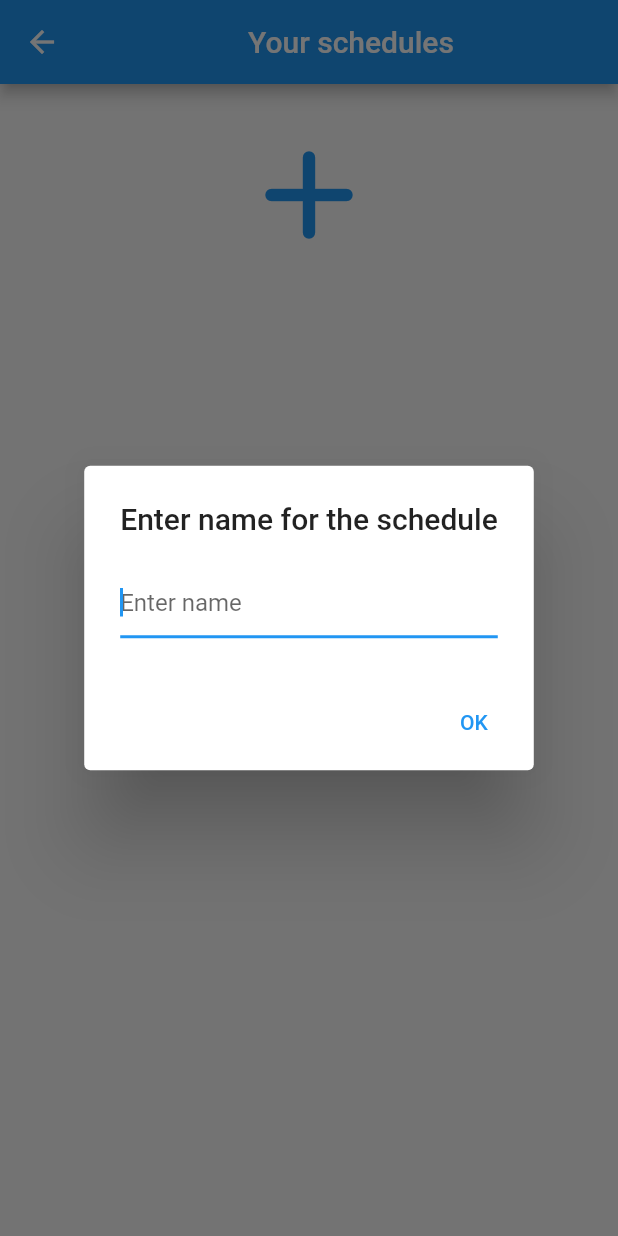
After one commit to SergeyLys/coach, a Flutter app: the ScheduleList screen opened by its route, after a tap on the "add" icon, on a phone screen of 412 x 824 dp. The commit adds this screen. Run offline on Flutter 3.47's test engine with Material 2 defaults, Android fonts, the light colour scheme and no system bars; network calls fail.

Commit message:
Major changes

```diff
--- a/lib/assets/constants.dart
+++ b/lib/assets/constants.dart
@@ -1,6 +1,6 @@
 import 'package:intl/intl.dart';
 
-const String apiUrl="http://0.0.0.0:3005";
+const String apiUrl="http://localhost:3005";
 
 final Map<String, String> eventTypes = {
   'gymAppointment': 'Gym',
@@ -8,3 +8,5 @@ final Map<String, String> eventTypes = {
 };
 
 final List<String> weekDays = ['Mon', 'Tue', 'Wed', 'Thu', 'Fri', 'Sat', 'Sun'];
+
+final List<String> userRoles = <String>['Client', 'Coach'];
--- a/lib/domains/schedule.dart
+++ b/lib/domains/schedule.dart
@@ -3,21 +3,21 @@ import 'package:flutter_app/domains/gym_event.dart';
 class Schedule {
   int id;
 
-  List<GymEvent> events;
+  int userId;
 
-  int userId;
+  String name;
 
   Schedule({
     required this.id,
-    required this.events,
     required this.userId,
+    required this.name,
   });
 
   factory Schedule.fromJson(Map<String, dynamic> json) {
     return Schedule(
       id: json['id'] as int,
-      events: json['events'].map<GymEvent>((event) => GymEvent.fromJson(event)).toList() as List<GymEvent>,
       userId: json['userId'] as int,
+      name: json['name'] as String,
     );
   }
 }
--- a/lib/domains/user.dart
+++ b/lib/domains/user.dart
@@ -1,10 +1,12 @@
 class User {
   final int id;
   final String email;
+  final String role;
 
-  User(this.email, this.id);
+  User(this.email, this.id, this.role);
 
   User.fromJson(Map<String, dynamic> json)
       : id = json['id'],
-        email = json['email'];
+        email = json['email'],
+        role = json['role'];
 }
--- a/lib/main.dart
+++ b/lib/main.dart
@@ -1,11 +1,12 @@
 import 'package:flutter/material.dart';
+import 'package:flutter_app/providers/event_provider.dart';
 import 'package:flutter_app/providers/schedule_provider.dart';
 import 'package:provider/provider.dart';
 import 'package:flutter_app/providers/user_provider.dart';
 import 'package:flutter_app/screens/login.dart';
 import 'package:flutter_app/screens/home.dart';
 import 'package:flutter_app/screens/register.dart';
-import 'package:flutter_app/screens/schedule_constructor/schedule_constructor.dart';
+import 'package:flutter_app/screens/client/schedule_list.dart';
 
 void main() {
   runApp(const App());
@@ -24,6 +25,9 @@ class App extends StatelessWidget {
         ChangeNotifierProvider<ScheduleProvider>(
           create: (context) => ScheduleProvider(),
         ),
+        ChangeNotifierProvider<EventProvider>(
+          create: (context) => EventProvider(),
+        ),
       ],
 
       child: MaterialApp(
@@ -33,7 +37,7 @@ class App extends StatelessWidget {
           "/login": (context) => Login(),
           "/register": (context) => Register(),
           "/home": (context) => Home(),
-          "/event-constructor": (context) => ScheduleConstructor(),
+          "/schedule-list": (context) => ScheduleList(),
         },
       ),
     );
--- a/lib/providers/schedule_provider.dart
+++ b/lib/providers/schedule_provider.dart
@@ -9,30 +9,14 @@ import 'package:flutter_app/domains/gym_event.dart';
 import 'package:flutter_app/domains/schedule.dart';
 
 class ScheduleProvider extends ChangeNotifier {
-  final String _currentDate = DateFormat('yyyy-MM-dd').format(DateTime.now());
-  final String _today = DateFormat.E().format(DateTime.now());
   Schedule? _schedule;
+  List<Schedule> _schedules = [];
 
   Schedule? get schedule => _schedule;
 
-  String get currentDate => _currentDate;
+  List<Schedule> get schedules => _schedules;
 
-  String get today => _today;
-
-  GymEvent getEventById(int id) {
-    return schedule!.events.firstWhere((element) => element.id == id);
-  }
-
-  bool isEmptyEvent(int id) {
-    return schedule!.events.any((element) => element.id == id && element.exercises.isNotEmpty);
-  }
-
-  List<Schedule> parseEntities(List<dynamic> responseBody) {
-    final result = responseBody.map<Schedule>((json) {
-      return Schedule.fromJson(json);
-    }).toList();
-    return result;
-  }
+  List<Schedule> parseEntities(List<dynamic> responseBody) => responseBody.map<Schedule>((json) => Schedule.fromJson(json)).toList();
 
   Future<void> fetchSchedules() async {
     try {
@@ -42,108 +26,54 @@ class ScheduleProvider extends ChangeNotifier {
 
       final result = parseEntities(response);
 
-      _schedule = result.first;
+      _schedules = result;
+      notifyListeners();
     } catch(e) {
       print('fetchSchedules error $e');
     }
   }
 
-  Future<void> createSchedule(List<String> weekdays) async {
+  Future<void> createSchedule(String name, List<String> weekdays) async {
     try {
       final response = await NetworkService().post(
           '$apiUrl/schedule',
-          body: {"weekdays": weekdays});
+          body: {"weekdays": weekdays, "name": name});
 
-      final result = Schedule.fromJson(jsonDecode(response));
+      final result = Schedule.fromJson(response);
 
-      _schedule = result;
+      _schedules.add(result);
       notifyListeners();
     } catch(e) {
       print('createSchedule error $e');
     }
   }
 
-  Future<void> addExercise(GymEvent event) async {
-    final currentIndex = weekDays.indexOf(today);
-    final selectedIndex = weekDays.indexOf(event.day);
-    final dayDifference = currentIndex - selectedIndex;
-    final parsedDate = DateTime.parse(currentDate);
-    final date = DateTime(parsedDate.year, parsedDate.month, parsedDate.day - dayDifference);
+  Future<void> updateSchedule(int scheduleId, String name) async {
+    try {
+      final response = await NetworkService().patch(
+          '$apiUrl/schedule/$scheduleId',
+          body: {"name": name});
+      final result = Schedule.fromJson(response);
+      final updatedItem = _schedules.firstWhere((element) => element.id == result.id);
 
-    try {
-      final response = await NetworkService().post(
-          '$apiUrl/exercise',
-          body: <String, dynamic>{
-            'eventId': event.id,
-            'date': date
-          });
-      final result = Exercise.fromJson(jsonDecode(response));
-      event.exercises.add(result);
+      updatedItem.name = result.name;
+
       notifyListeners();
     } catch(e) {
-      print('addExercise error $e');
+      print('updateSchedule error $e');
     }
   }
 
-  Future<void> removeExercise(Exercise exercise) async {
-    final event = schedule!.events.firstWhere((element) => element.exercises.firstWhereOrNull((ex) => ex.id == exercise.id) != null);
+  Future<void> deleteSchedule(int scheduleId) async {
     try {
       await NetworkService().delete(
-          '$apiUrl/exercise/${exercise.id}');
-      event.exercises.removeWhere((element) => element.id == exercise.id);
+          '$apiUrl/schedule/$scheduleId');
+
+      _schedules.removeWhere((element) => element.id == scheduleId);
+
       notifyListeners();
     } catch(e) {
-      print('removeExercise error $e');
+      print('deleteSchedule error $e');
     }
   }
-
-  Future<void> editExercise(Exercise exercise) async {
-    try {
-      await NetworkService().patch(
-          '$apiUrl/exercise/${exercise.id}',
-          body: {
-            "name": exercise.name,
-            "sets": exercise.sets,
-          }
-      );
-      exercise.hasChanges = false;
-      notifyListeners();
-    } catch(e) {
-      print('editExercise error $e');
-    }
-  }
-
-  String getLatestDate(Exercise exercise) {
-    final buffer = [];
-    for (final mapEntry in exercise.sets.entries) {
-      buffer.add(mapEntry.key);
-    }
-    final maxDate = buffer.reduce((a,b) => DateTime.parse(a as String).isAfter(DateTime.parse(b as String)) ? a : b);
-
-    return maxDate;
-  }
-
-  void updateSets(Exercise exercise) {
-    final maxDate = getLatestDate(exercise);
-    final latestSets = exercise.sets[maxDate];
-    exercise.sets[currentDate] = [...latestSets!];
-  }
-
-  void addEmptySet(Exercise exercise, String date) {
-    exercise.sets[date]!.add(Exercise.blankSet);
-    exercise.hasChanges = true;
-    notifyListeners();
-  }
-
-  void setExerciseName(Exercise exercise, String name) {
-    exercise.name = name;
-    exercise.hasChanges = true;
-    notifyListeners();
-  }
-
-  void editExerciseSet(Exercise exercise, String date, int index, String field, int value) {
-    exercise.sets[date]![index] = {...exercise.sets[date]![index], field: value};
-    exercise.hasChanges = true;
-    notifyListeners();
-  }
 }
--- a/lib/providers/user_provider.dart
+++ b/lib/providers/user_provider.dart
@@ -6,6 +6,7 @@ class UserProvider extends ChangeNotifier {
 
   String get email => _user.email;
   int get id => _user.id;
+  String get role => _user.role;
 
   void setUser(Map<String, dynamic> responseData) {
     _user = User.fromJson(responseData);
--- /dev/null
+++ b/lib/screens/client/schedule_list.dart
@@ -0,0 +1,148 @@
+import 'package:flutter/material.dart';
+import 'package:flutter_app/domains/schedule.dart';
+import 'package:flutter_app/providers/event_provider.dart';
+import 'package:flutter_app/providers/schedule_provider.dart';
+import 'package:flutter_app/screens/client/events.dart';
+import 'package:provider/src/provider.dart';
+import 'package:flutter_app/assets/constants.dart';
+
+enum Menu { update, remove }
+
+class ScheduleList extends StatefulWidget {
+  const ScheduleList({Key? key}) : super(key: key);
+
+  @override
+  _ScheduleListState createState() => _ScheduleListState();
+}
+
+class _ScheduleListState extends State<ScheduleList> {
+  late TextEditingController scheduleNameController;
+
+  @override
+  void initState() {
+    super.initState();
+    scheduleNameController = TextEditingController();
+  }
+
+  @override
+  void dispose() {
+    super.dispose();
+    scheduleNameController.dispose();
+  }
+
+  @override
+  Widget build(BuildContext context) {
+    return FutureBuilder(
+      future: context.read<ScheduleProvider>().fetchSchedules(),
+      builder: (BuildContext context, AsyncSnapshot<void> snapshot) {
+        final isLoading = snapshot.connectionState == ConnectionState.waiting;
+        final schedules = context.watch<ScheduleProvider>().schedules;
+
+        return DefaultTabController(
+          initialIndex: weekDays.indexOf(context.read<EventProvider>().today),
+          length: weekDays.length,
+          child: Scaffold(
+            appBar: AppBar(
+              title: const Center(
+                child: Text('Your schedules'),
+              ),
+            ),
+            body: isLoading ? const Center(child: CircularProgressIndicator()) : Container(
+              padding: const EdgeInsets.fromLTRB(15, 0, 15, 0),
+              child: Column(
+                children: [
+                  ListView(
+                    scrollDirection: Axis.vertical,
+                    shrinkWrap: true,
+                    padding: const EdgeInsets.all(8),
+                    children: schedules.map((Schedule item) => ListTile(
+                        onTap: () => {
+                          Navigator.push(
+                            context,
+                            MaterialPageRoute(
+                              builder: (context) => Events(userId: item.id, userName: item.name),
+                            ),
+                          )
+                        },
+                        onLongPress: () {
+                          print('long');
+                        },
+                        title: Text(item.name),
+                        trailing: PopupMenuButton<Menu>(
+                          icon: Icon(Icons.more_vert),
+                          onSelected: (menuItem) async {
+                            switch(menuItem) {
+                              case Menu.update: {
+                                scheduleNameController.text = item.name;
+
+                                final name = await openDialog();
+
+                                if (name == null || name.isEmpty) return;
+
+                                context.read<ScheduleProvider>().updateSchedule(item.id, name);
+                              }
+                              break;
+                              case Menu.remove: {
+                                context.read<ScheduleProvider>().deleteSchedule(item.id);
+                              }
+                              break;
+                            }
+                          },
+                          itemBuilder: (BuildContext context) => [
+                            const PopupMenuItem<Menu>(
+                              value: Menu.update,
+                              child: Text('Rename'),
+                            ),
+                            const PopupMenuItem<Menu>(
+                              value: Menu.remove,
+                              child: Text('Remove'),
+                            ),
+                          ])
+
+                    )).toList(),
+                  ),
+                  Center(
+                      child: TextButton(
+                        child: const Icon(Icons.add_rounded, size: 100),
+                        onPressed: () async {
+                          final name = await openDialog();
+
+                          if (name == null || name.isEmpty) return;
+
+                          context.read<ScheduleProvider>().createSchedule(name, weekDays);
+                        },
+                      )
+                  )
+                ]
+              )
+            )
+          ),
+        );
+      }
+    );
+  }
+
+  Future<String?> openDialog() => showDialog<String>(
+    context: context,
+    builder: (context) => AlertDialog(
+      title: const Text('Enter name for the schedule'),
+      content: TextField(
+        controller: scheduleNameController,
+        autofocus: true,
+        decoration: const InputDecoration(hintText: 'Enter name'),
+        onSubmitted: (_) => submitName(),
+      ),
+      actions: [
+        TextButton(
+          child: const Text('OK'),
+          onPressed: submitName
+        )
+      ],
+    )
+  );
+
+  void submitName() {
+    Navigator.of(context).pop(scheduleNameController.text);
+    scheduleNameController.clear();
+  }
+}
--- a/lib/screens/login.dart
+++ b/lib/screens/login.dart
@@ -33,6 +33,8 @@ class _LoginState extends State<Login> {
         'email': emailController.text.toString(),
         'password': passwordController.text.toString(),
       });
+
+      print(response);
 
       context.read<UserProvider>().setUser(response['user']);
 
--- a/lib/services/network_service.dart
+++ b/lib/services/network_service.dart
@@ -8,6 +8,8 @@ class NetworkService {
   dynamic _processResponse(response) {
     final res = jsonDecode(response.body);
     final int statusCode = response.statusCode;
+
+    print(statusCode);
 
     if (statusCode < 200 || statusCode > 400) {
       if (res is Map<String, dynamic> && res.containsKey('message')) {
--- a/pubspec.yaml
+++ b/pubspec.yaml
@@ -51,6 +51,12 @@ dev_dependencies:
   # package. See that file for information about deactivating specific lint
   # rules and activating additional ones.
   flutter_lints: ^1.0.0
+  flutter_launcher_icons: "^0.9.2"
+
+flutter_icons:
+  android: true
+  ios: true
+  image_path: "assets/app_logo.png"
 
 # For information on the generic Dart part of this file, see the
 # following page: https://dart.dev/tools/pub/pubspec
```
Also changed, not shown: lib/providers/event_provider.dart (added, +131 -0 lines), lib/screens/client/events.dart (renamed from lib/screens/schedule_constructor/schedule_constructor.dart, +34 -47 lines), lib/screens/home.dart (+25 -16 lines), lib/screens/register.dart (+21 -1 lines), assets/app_logo.png (added), pubspec.lock, 25 other files.
